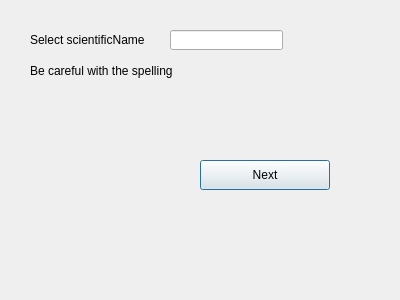
This is WFS_search.ui in albabjorkman/GIT-project as Qt 5 draws it before an edit. The edited form follows.
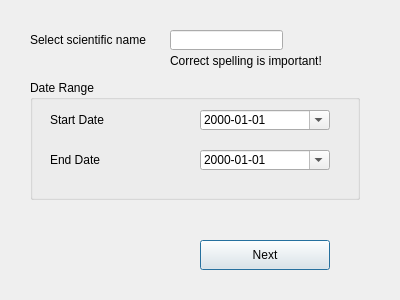
This is the edited form.

Commit message: Added exclusion of observations based on start- and end-date

Diff of the .ui file:
```diff
--- a/WFS_search.ui
+++ b/WFS_search.ui
@@ -17,7 +17,7 @@
    <property name="geometry">
     <rect>
      <x>200</x>
-     <y>160</y>
+     <y>240</y>
      <width>130</width>
      <height>30</height>
     </rect>
@@ -26,7 +26,8 @@
     <string>Next</string>
    </property>
   </widget>
-  <widget class="QLabel" name="lableAreaType_2">
+
+  <widget class="QLabel" name="labelAreaType_2">
    <property name="geometry">
     <rect>
      <x>30</x>
@@ -36,9 +37,10 @@
     </rect>
    </property>
    <property name="text">
-    <string>Select scientificName</string>
+    <string>Select scientific name</string>
    </property>
   </widget>
+
   <widget class="QLineEdit" name="scientificName">
    <property name="geometry">
     <rect>
@@ -49,19 +51,93 @@
     </rect>
    </property>
   </widget>
-  <widget class="QLabel" name="lableAreaType_3">
+
+  <widget class="QLabel" name="labelReminder">
    <property name="geometry">
     <rect>
-     <x>30</x>
-     <y>50</y>
+     <x>170</x>
+     <y>40</y>
      <width>151</width>
      <height>41</height>
     </rect>
    </property>
    <property name="text">
-    <string>Be careful with the spelling</string>
+    <string>Correct spelling is important!</string>
    </property>
   </widget>
+
+  <widget class="QGroupBox" name="dateAndTimeBox">
+    <property name="geometry">
+        <rect>
+            <x>30</x>
+            <y>80</y>
+            <width>330</width>
+            <height>120</height>
+        </rect>
+    </property>
+    <property name="title">
+        <string>Date Range</string>
+    </property>
+    <widget class="QLabel" name="labelStartDate">
+        <property name="geometry">
+            <rect>
+                <x>20</x>
+                <y>30</y>
+                <width>130</width>
+                <height>20</height>
+            </rect>
+        </property>
+        <property name="text">
+            <string>Start Date</string>
+        </property>
+    </widget>
+    <widget class="QDateEdit" name="startDate">
+        <property name="geometry">
+            <rect>
+                <x>170</x>
+                <y>30</y>
+                <width>130</width>
+                <height>20</height>
+            </rect>
+        </property>
+        <property name="calendarPopup">
+            <bool>true</bool>
+        </property>
+        <property name="displayFormat">
+            <string>yyyy-MM-dd</string>
+        </property>
+    </widget>
+    <widget class="QLabel" name="labelEndDate">
+        <property name="geometry">
+            <rect>
+                <x>20</x>
+                <y>70</y>
+                <width>130</width>
+                <height>20</height>
+            </rect>
+        </property>
+        <property name="text">
+            <string>End Date</string>
+        </property>
+   </widget>
+   <widget class="QDateEdit" name="endDate">
+    <property name="geometry">
+     <rect>
+      <x>170</x>
+      <y>70</y>
+      <width>130</width>
+      <height>20</height>
+     </rect>
+    </property>
+    <property name="calendarPopup">
+     <bool>true</bool>
+    </property>
+    <property name="displayFormat">
+     <string>yyyy-MM-dd</string>
+    </property>
+   </widget>
+  </widget>
+
  </widget>
  <resources/>
  <connections/>
```
Left out of the diff: 3 changed lines with no effect on the pictures. The commit also changes 4 other files.
